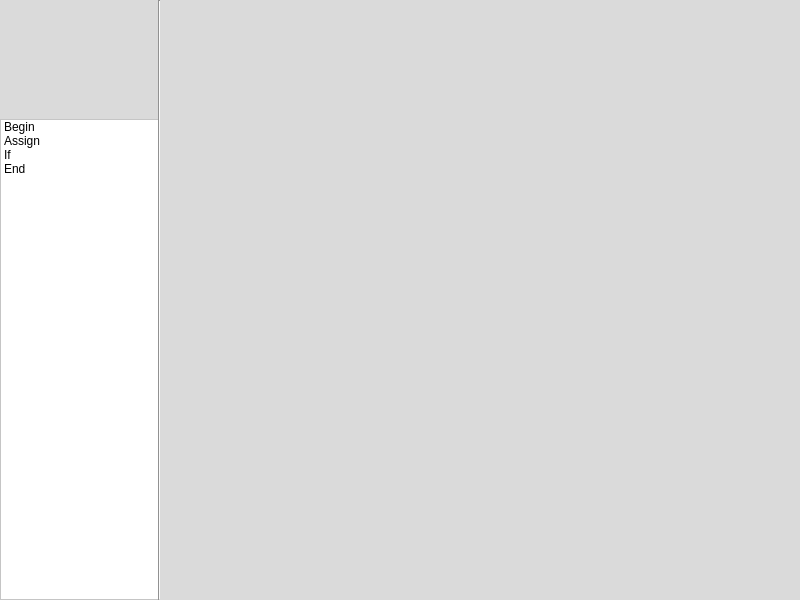
The window that untitled.ui (DenXneD/Scheme_Builder) describes before a commit, drawn with Qt 5.
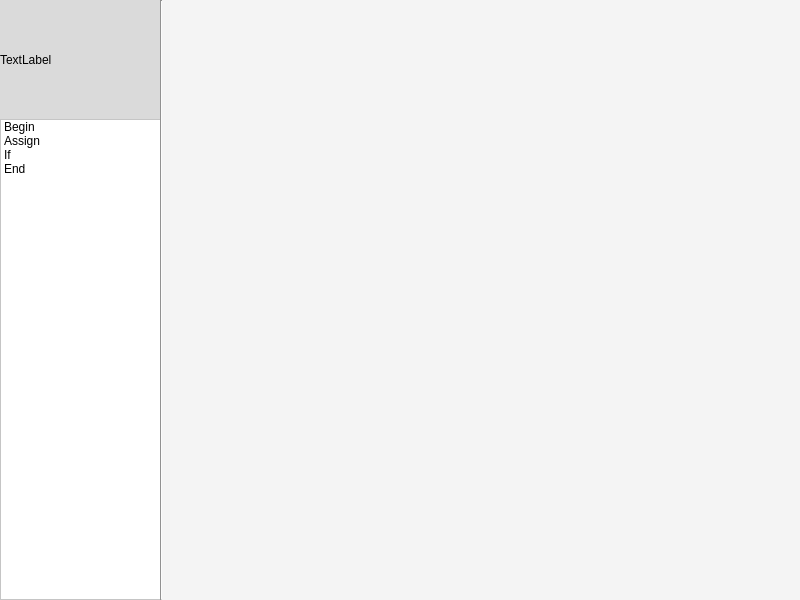
The same window after the commit.

The edit to the form file:
```diff
--- a/untitled.ui
+++ b/untitled.ui
@@ -31,7 +31,7 @@
      <rect>
       <x>0</x>
       <y>119</y>
-      <width>160</width>
+      <width>161</width>
       <height>481</height>
      </rect>
     </property>
@@ -62,7 +62,7 @@
    <widget class="Line" name="line">
     <property name="geometry">
      <rect>
-      <x>158</x>
+      <x>160</x>
       <y>0</y>
       <width>2</width>
       <height>600</height>
@@ -72,16 +72,40 @@
      <enum>Qt::Vertical</enum>
     </property>
    </widget>
-  </widget>
-  <widget class="QMenuBar" name="menubar">
+   <widget class="QLabel" name="label">
    <property name="geometry">
     <rect>
      <x>0</x>
      <y>0</y>
-     <width>800</width>
-     <height>21</height>
-    </rect>
-   </property>
+      <width>160</width>
+      <height>119</height>
+     </rect>
+    </property>
+    <property name="text">
+     <string>TextLabel</string>
+    </property>
+   </widget>
+   <widget class="QWidget" name="gridWidget" native="true">
+    <property name="enabled">
+     <bool>true</bool>
+    </property>
+    <property name="geometry">
+     <rect>
+      <x>162</x>
+      <y>0</y>
+      <width>638</width>
+      <height>600</height>
+     </rect>
+    </property>
+    <property name="styleSheet">
+     <string notr="true">background-color: rgb(244, 244, 244);</string>
+    </property>
+    <layout class="QGridLayout" name="gridLayout_2">
+     <property name="sizeConstraint">
+      <enum>QLayout::SetDefaultConstraint</enum>
+     </property>
+    </layout>
+   </widget>
   </widget>
  </widget>
  <resources/>
```
Lines whose indentation alone changed are shown as unchanged.
